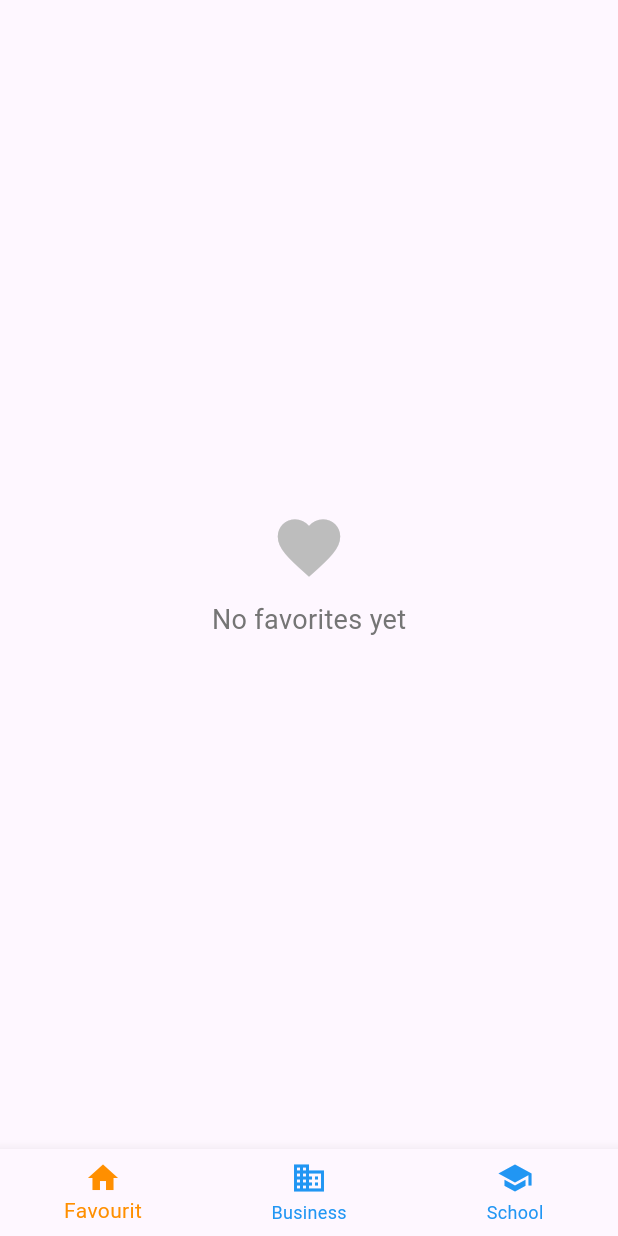
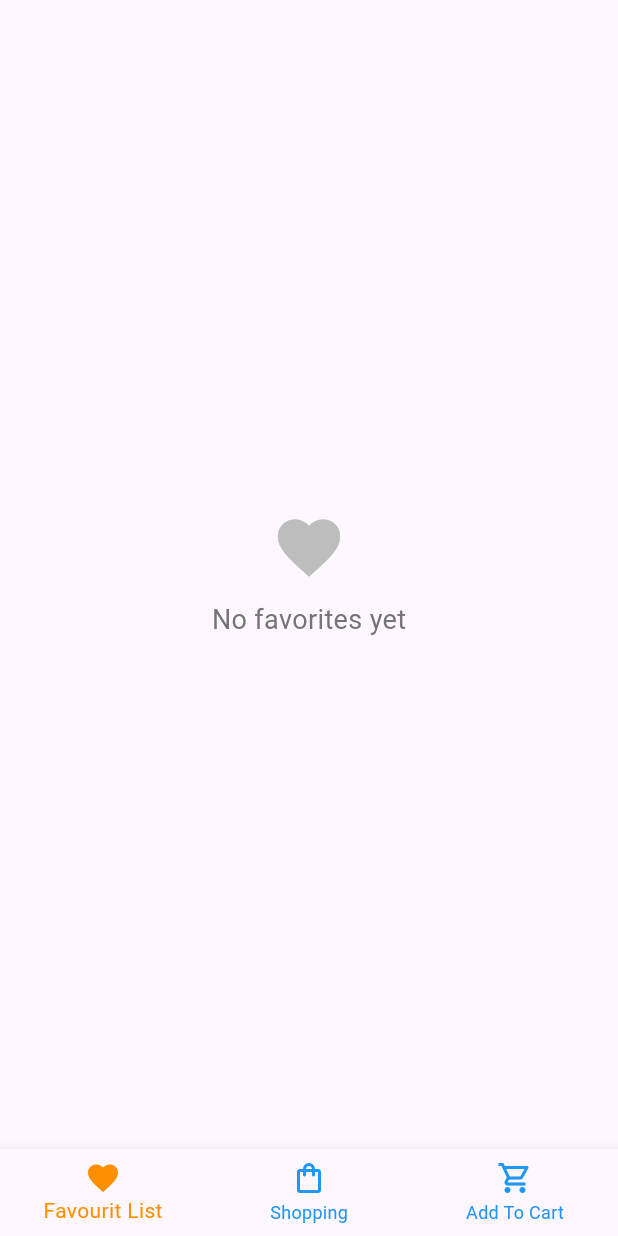
Before and after one commit to Hammad1176/Login_Flutter_SMIT, a Flutter app: the screen it shows after launch, on a phone screen of 412 x 824 dp. Run offline on Flutter 3.47's test engine with Material 3 defaults, Android fonts, the phone set to English and light mode, and no system bars; our stand-ins replace badges, cached_network_image, carousel_slider, lottie.

Commit message:
add to cart with bage

```diff
--- a/lib/Screen/BottomNavigation/bottom_nav.dart
+++ b/lib/Screen/BottomNavigation/bottom_nav.dart
@@ -1,7 +1,14 @@
+// ignore_for_file: unnecessary_string_interpolations
+
+import 'dart:math';
+
 import 'package:flutter/material.dart';
-import 'package:login_project/Screen/BottomNavigation/widgets/Buisness/bussiness.dart';
+import 'package:login_project/Screen/BottomNavigation/widgets/Buisness/Provider/category_provider.dart';
+import 'package:login_project/Screen/BottomNavigation/widgets/Buisness/shopping.dart';
 import 'package:login_project/Screen/BottomNavigation/widgets/fav.dart';
-import 'package:login_project/Screen/BottomNavigation/widgets/school.dart';
+import 'package:login_project/Screen/BottomNavigation/widgets/add_to_cart.dart';
+import 'package:badges/badges.dart' as badges;
+import 'package:provider/provider.dart';
 
 class BottomNav extends StatefulWidget {
   const BottomNav({super.key});
@@ -13,27 +20,59 @@ class BottomNav extends StatefulWidget {
 class _BottomNavState extends State<BottomNav> {
   int isSelected = 0;
   List<Widget> ctmWidget = [
-    const HomeScreen(),
-    const MyBussinessScreen(),
-    const SchoolScreen()
+    const FavScreen(),
+    const ShoppingScreen(),
+    const AddTOCardScreen()
   ];
   @override
   Widget build(BuildContext context) {
+    final categoryProvider = Provider.of<CategoryProvider>(context);
     return Scaffold(
       body: SafeArea(child: ctmWidget[isSelected]),
       bottomNavigationBar: BottomNavigationBar(
-        items: const <BottomNavigationBarItem>[
+        items: <BottomNavigationBarItem>[
           BottomNavigationBarItem(
-            icon: Icon(Icons.home),
-            label: 'Favourit',
+            icon: categoryProvider.Fav!.isEmpty
+                ? const Icon(Icons.favorite)
+                : badges.Badge(
+                    position: badges.BadgePosition.topEnd(top: -10, end: -12),
+                    badgeContent:
+                        Text("${categoryProvider.Fav!.length.toString()}"),
+                    badgeAnimation: const badges.BadgeAnimation.rotation(
+                      animationDuration: Duration(seconds: 1),
+                      colorChangeAnimationDuration: Duration(seconds: 1),
+                      loopAnimation: false,
+                      curve: Curves.fastOutSlowIn,
+                      colorChangeAnimationCurve: Curves.easeInCubic,
+                    ),
+                    showBadge: categoryProvider.Fav!.isEmpty ? false : true,
+                    child: const Icon(Icons.favorite),
+                  ),
+            label: 'Favourit List',
+          ),
+          const BottomNavigationBarItem(
+            icon: Icon(Icons.shopping_bag_outlined),
+            label: 'Shopping',
           ),
           BottomNavigationBarItem(
-            icon: Icon(Icons.business),
-            label: 'Business',
-          ),
-          BottomNavigationBarItem(
-            icon: Icon(Icons.school),
-            label: 'School',
+            icon: categoryProvider.addToCart.isEmpty
+                ? const Icon(Icons.shopping_cart_outlined)
+                : badges.Badge(
+                    position: badges.BadgePosition.topEnd(top: -10, end: -12),
+                    badgeContent: Text(
+                      "${categoryProvider.addToCart.length.toString()}",
+                      style: TextStyle(fontSize: 10),
+                    ),
+                    badgeAnimation: const badges.BadgeAnimation.rotation(
+                      animationDuration: Duration(seconds: 1),
+                      colorChangeAnimationDuration: Duration(seconds: 1),
+                      loopAnimation: false,
+                      curve: Curves.fastOutSlowIn,
+                      colorChangeAnimationCurve: Curves.easeInCubic,
+                    ),
+                    child: const Icon(Icons.shopping_cart_outlined),
+                  ),
+            label: 'Add To Cart',
           ),
         ],
         currentIndex: isSelected,
--- a/lib/Screen/BottomNavigation/widgets/Buisness/Provider/category_provider.dart
+++ b/lib/Screen/BottomNavigation/widgets/Buisness/Provider/category_provider.dart
@@ -1,9 +1,11 @@
+// ignore_for_file: avoid_print
+
 import 'package:flutter/material.dart';
 import 'package:login_project/Modal/buissnes_list.dart';
 // import 'package:login_project/Modal/buissnes_list.dart';
 
 class CategoryProvider extends ChangeNotifier {
-  final List<BuissnesList> _fav = [];
+  final List<BuissnesList>? _fav = [];
   // ignore: non_constant_identifier_names
   List<BuissnesList>? get Fav => _fav;
 
@@ -11,19 +13,40 @@ class CategoryProvider extends ChangeNotifier {
 
   int get selectedCategory => _selectCategory;
 
-  // setCategoryIndex({required int selectedIndex}) {
-  //   _selectCategory = selectedIndex;
-  // }
+  final List<BuissnesList> _addToCart = [];
 
+  List<BuissnesList> get addToCart => _addToCart;
+
+  addQty(BuissnesList data, int index) {
+    if (_addToCart.contains(data)) {
+      data.quantity! + 1;
+      print("Productqtyyyy ${data.quantity! + 1}");
+      notifyListeners();
+      // print("Productqtyyyy ${product.qty}");
+    }
+  }
+
+  addTOCart(BuissnesList buisnessList) {
+    if (_addToCart.contains(buisnessList)) {
+      // print("add to cart ${buisnessList.name}");
+      notifyListeners();
+    } else {
+      _addToCart.add(buisnessList);
+      buisnessList.quantity = buisnessList.quantity! + 1;
+      notifyListeners();
+      // print("add to cart ${buisnessList.name}");
+    }
+  }
+
+// category tap
   setindex({required int index}) {
     _selectCategory = index;
     notifyListeners();
   }
 
+// set fav list
   void setFav(BuissnesList favData) {
-    // ignore: avoid_print
-
-    if (_fav.contains(favData)) {
+    if (_fav!.contains(favData)) {
       _fav.remove(favData);
       notifyListeners();
     } else {
@@ -32,20 +55,3 @@ class CategoryProvider extends ChangeNotifier {
     }
   }
 }
-
-
-// final List<BuissnesList> _cartItems = [];
-
-//   List<BuissnesList> get cartItems => _cartItems;
-
-//   addCartItem(BuissnesList item) async {
-//     _cartItems.add(item);
-
-//     notifyListeners();
-//     print("item");
-//   }
-
-//   removeCartItem(BuissnesList item) {
-//     _cartItems.remove(item);
-//     notifyListeners();
-//   }
--- a/lib/Screen/BottomNavigation/widgets/fav.dart
+++ b/lib/Screen/BottomNavigation/widgets/fav.dart
@@ -3,14 +3,14 @@ import 'package:login_project/Screen/BottomNavigation/widgets/Buisness/Provider/
 import 'package:login_project/Screen/open_user_deatils.dart';
 import 'package:provider/provider.dart';
 
-class HomeScreen extends StatefulWidget {
-  const HomeScreen({super.key});
+class FavScreen extends StatefulWidget {
+  const FavScreen({super.key});
 
   @override
-  State<HomeScreen> createState() => _HomeScreenState();
+  State<FavScreen> createState() => _FavScreenState();
 }
 
-class _HomeScreenState extends State<HomeScreen> {
+class _FavScreenState extends State<FavScreen> {
   @override
   Widget build(BuildContext context) {
     return Consumer<CategoryProvider>(
@@ -37,7 +37,7 @@ class _HomeScreenState extends State<HomeScreen> {
                 ),
               )
             : ListView.builder(
-                itemCount: getProvider.Fav?.length,
+                itemCount: getProvider.Fav!.length,
                 itemBuilder: (BuildContext context, int index) {
                   return Hero(
                     tag: getProvider.Fav![index].image,
--- a/pubspec.yaml
+++ b/pubspec.yaml
@@ -38,6 +38,7 @@ dependencies:
   carousel_slider: ^5.0.0
   provider: ^6.1.2
   cached_network_image: ^3.4.1
+  badges: ^3.1.2
 
 
 dev_dependencies:
```
Also changed, not shown: lib/Screen/BottomNavigation/widgets/Buisness/CategoryListviewGrid/grid_layout.dart (+25 -9 lines), lib/Screen/BottomNavigation/widgets/Buisness/shopping.dart (renamed from lib/Screen/BottomNavigation/widgets/Buisness/bussiness.dart, +11 -14 lines), lib/Screen/BottomNavigation/widgets/add_to_cart.dart (added, +93 -0 lines), lib/Screen/BottomNavigation/widgets/school.dart (deleted, +0 -64 lines), pubspec.lock.
